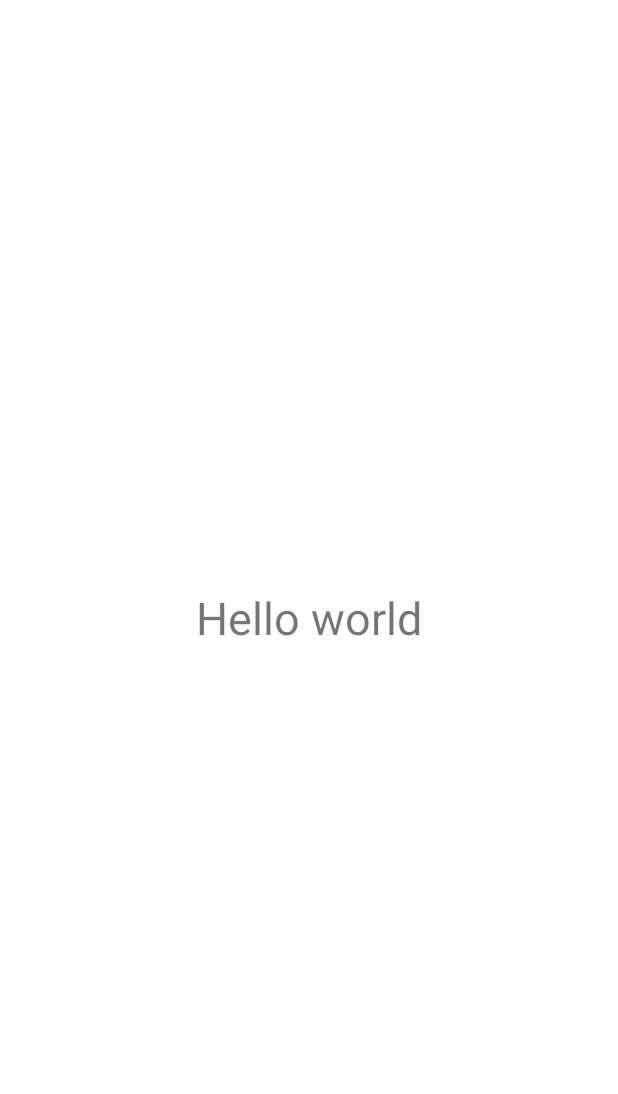
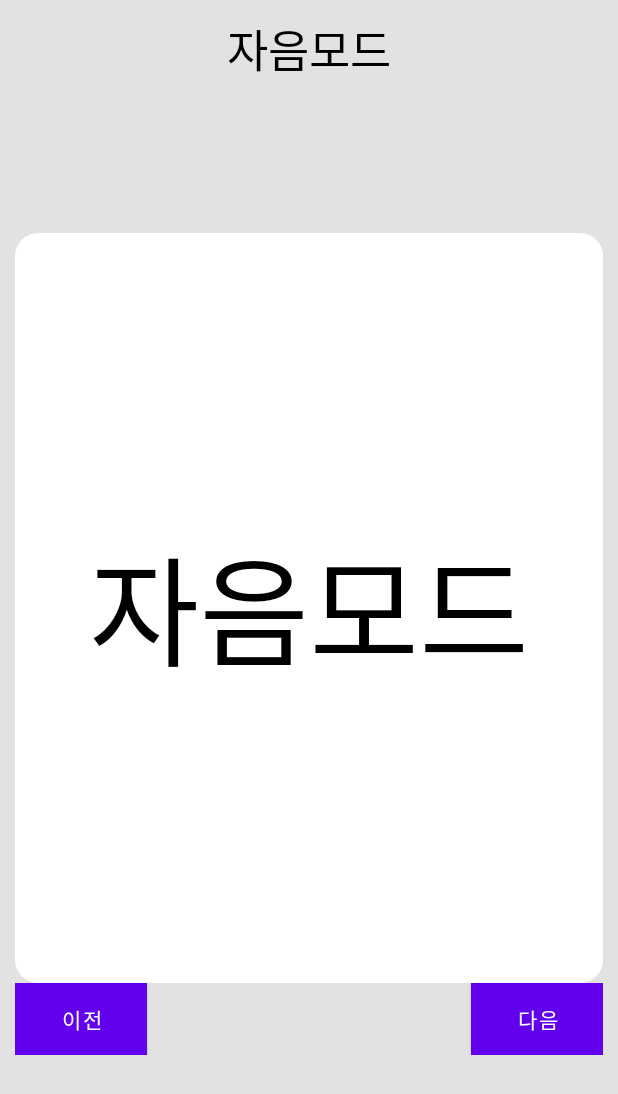
Before and after one commit to sirin0762/capstone, an Android app: the Mode_one screen opened directly, with no data from a screen before it, on a phone screen of 412 x 824 dp. Before the commit the part shown is almost empty. Shown: the top 1094 px of the screen. Run offline under Robolectric (Android 15) with nearby library versions, the phone set to English and light mode, and no system bars.

Commit message:
Create braille.app

```diff
--- a/app/src/main/java/com/example/capstone/MainActivity.java
+++ b/app/src/main/java/com/example/capstone/MainActivity.java
@@ -7,12 +7,13 @@ import android.content.DialogInterface;
 import android.content.Intent;
 import android.os.Bundle;
 import android.os.Handler;
+import android.os.Parcelable;
 import android.os.SystemClock;
 
+import android.provider.Settings;
 import android.view.View;
 import android.widget.Button;
 import android.widget.EditText;
-import android.widget.LinearLayout;
 import android.widget.RelativeLayout;
 import android.widget.TextView;
 import android.widget.Toast;
@@ -23,6 +24,7 @@ import androidx.appcompat.app.AppCompatActivity;
 import java.io.IOException;
 import java.io.InputStream;
 import java.io.OutputStream;
+import java.io.Serializable;
 import java.io.UnsupportedEncodingException;
 import java.util.ArrayList;
 import java.util.List;
@@ -48,7 +50,7 @@ public class MainActivity extends AppCompatActivity {
     Set<BluetoothDevice> mPairedDevices;
     List<String> mListPairedDevices;
 
-    Handler mBluetoothHandler;
+    static Handler mBluetoothHandler;
     ConnectedBluetoothThread mThreadConnectedBluetooth;
     BluetoothDevice mBluetoothDevice;
     BluetoothSocket mBluetoothSocket;
@@ -219,7 +221,7 @@ public class MainActivity extends AppCompatActivity {
         }
     }
 
-    private class ConnectedBluetoothThread extends Thread {
+    public class ConnectedBluetoothThread extends Thread {
         private final BluetoothSocket mmSocket;
         private final InputStream mmInStream;
         private final OutputStream mmOutStream;
--- a/app/src/main/java/com/example/capstone/Mode_one.java
+++ b/app/src/main/java/com/example/capstone/Mode_one.java
@@ -1,21 +1,97 @@
 package com.example.capstone;
 
+import android.bluetooth.BluetoothDevice;
+import android.bluetooth.BluetoothSocket;
+import android.content.Intent;
 import android.os.Bundle;
-
-import com.google.android.material.floatingactionbutton.FloatingActionButton;
-import com.google.android.material.snackbar.Snackbar;
+import android.speech.tts.TextToSpeech;
+import android.view.View;
+import android.widget.Button;
+import android.widget.TextView;
 
 import androidx.appcompat.app.AppCompatActivity;
-import androidx.appcompat.widget.Toolbar;
 
-import android.view.View;
+import java.io.IOException;
+import java.util.Locale;
+import java.util.UUID;
+
+import static android.speech.tts.TextToSpeech.ERROR;
+import static com.example.capstone.MainActivity.BT_CONNECTING_STATUS;
+
+import com.example.capstone.MainActivity;
+import com.example.capstone.MainActivity.ConnectedBluetoothThread;
+
+
 
 public class Mode_one extends AppCompatActivity {
+
+    private TextToSpeech tts;
+    Button pre_button;
+    Button next_button;
+    TextView main_textview;
+
+    ConnectedBluetoothThread mThreadConnectedBluetooth;
+
+    String jaum = "ㄱㄴㄷㄹㅁㅂㅅㅇㅈㅊㅋㅌㅍㅎ";
+    String moum = "ㅏㅑㅓㅕㅗㅛㅜㅠㅡㅣ";
+
+    int index = 0;
+    final static UUID BT_UUID = UUID.fromString("00001101-0000-1000-8000-00805F9B34FB");
+
 
     @Override
     protected void onCreate(Bundle savedInstanceState) {
         super.onCreate(savedInstanceState);
         setContentView(R.layout.activity_mode_one);
 
+
+        main_textview = findViewById(R.id.main_textview);
+        pre_button = findViewById(R.id.pre_button);
+        next_button = findViewById(R.id.next_button);
+
+        // TTS를 생성하고 OnInitListener로 초기화 한다.
+        tts = new TextToSpeech(this, new TextToSpeech.OnInitListener() {
+            @Override
+            public void onInit(int status) {
+                if(status != ERROR) {
+                    // 언어를 선택한다.
+                    tts.setLanguage(Locale.KOREAN);
+                }
+            }
+        });
+        tts.setSpeechRate(0.75f);
+
+        pre_button.setOnClickListener(new View.OnClickListener() {
+            @Override
+            public void onClick(View v) {
+                if(index > 0){
+                    index -= 1;
+                    tts.speak(String.valueOf(jaum.charAt(index)), TextToSpeech.QUEUE_FLUSH, null);
+                    main_textview.setText(String.valueOf(jaum.charAt(index)));
+                    main_textview.setTextSize(300);
+                    if(mThreadConnectedBluetooth != null) {
+                        mThreadConnectedBluetooth.write(String.valueOf(jaum.charAt(index)));
+                    }
+                }
+            }
+        });
+
+        next_button.setOnClickListener(new View.OnClickListener() {
+            @Override
+            public void onClick(View v) {
+                if(index < jaum.length() - 1){
+                    index += 1;
+                    tts.speak(String.valueOf(jaum.charAt(index)), TextToSpeech.QUEUE_FLUSH, null);
+                    main_textview.setText(String.valueOf(jaum.charAt(index)));
+                    main_textview.setTextSize(300);
+                    if(mThreadConnectedBluetooth != null) {
+                        System.out.println("Success");
+                        mThreadConnectedBluetooth.write(String.valueOf(jaum.charAt(index)));
+                    }else{
+                        System.out.println("Fail");
+                    }
+                }
+            }
+        });
     }
 }
--- /dev/null
+++ b/app/src/main/res/drawable/background_white.xml
@@ -0,0 +1,10 @@
+<?xml version="1.0" encoding="utf-8"?>
+<shape
+    xmlns:android="http://schemas.android.com/apk/res/android"
+    android:shape="rectangle">
+    <solid android:color="@color/white"/>
+    <corners android:bottomRightRadius="15dp"
+        android:bottomLeftRadius="15dp"
+        android:topLeftRadius="15dp"
+        android:topRightRadius="15dp"/>
+</shape>
--- a/app/src/main/res/layout/activity_main.xml
+++ b/app/src/main/res/layout/activity_main.xml
@@ -4,7 +4,7 @@
     xmlns:tools="http://schemas.android.com/tools"
     android:layout_width="match_parent"
     android:layout_height="match_parent"
-    android:background="#E2E2E2"
+    android:background="@color/backgroud_gray"
     android:orientation="vertical"
     android:padding="10sp"
     tools:context=".MainActivity">
--- a/app/src/main/res/layout/activity_mode_one.xml
+++ b/app/src/main/res/layout/activity_mode_one.xml
@@ -4,13 +4,65 @@
     xmlns:tools="http://schemas.android.com/tools"
     android:layout_width="match_parent"
     android:layout_height="match_parent"
+    android:background="@color/backgroud_gray"
+    android:padding="10dp"
     tools:context=".Mode_one">
 
     <TextView
+        android:id="@+id/header"
         android:layout_width="wrap_content"
         android:layout_height="wrap_content"
         android:textSize="30sp"
-        android:layout_centerInParent="true"
-        android:text="Hello world"/>
+        android:textColor="@color/black"
+        android:layout_centerHorizontal="true"
+        android:text="자음모드"/>
+
+    <RelativeLayout
+        android:id="@+id/main"
+        android:layout_below="@+id/header"
+        android:layout_width="match_parent"
+        android:layout_height="500dp"
+        android:layout_marginTop="100dp"
+        android:background="@drawable/background_white">
+
+        <TextView
+            android:id="@+id/main_textview"
+            android:layout_width="wrap_content"
+            android:layout_height="wrap_content"
+            android:text="자음모드"
+            android:textColor="@color/black"
+            android:textSize="80sp"
+            android:layout_centerInParent="true"/>
+
+    </RelativeLayout>
+
+    <LinearLayout
+        android:layout_below="@+id/main"
+        android:layout_width="match_parent"
+        android:layout_height="wrap_content"
+        android:orientation="horizontal">
+
+        <Button
+            android:id="@+id/pre_button"
+            android:layout_width="wrap_content"
+            android:layout_height="wrap_content"
+            android:text="이전"
+            android:background="@color/black"/>
+
+        <View
+            android:layout_width="0dp"
+            android:layout_height="0dp"
+            android:layout_weight="1"/>
+
+        <Button
+            android:id="@+id/next_button"
+            android:layout_gravity=""
+            android:layout_width="wrap_content"
+            android:layout_height="wrap_content"
+            android:text="다음"
+            android:background="@color/black"/>
+
+
+    </LinearLayout>
 
 </RelativeLayout>
--- a/app/src/main/res/values/colors.xml
+++ b/app/src/main/res/values/colors.xml
@@ -7,4 +7,5 @@
     <color name="teal_700">#FF018786</color>
     <color name="black">#FF000000</color>
     <color name="white">#FFFFFFFF</color>
+    <color name="backgroud_gray">#E2E2E2</color>
 </resources>
```
